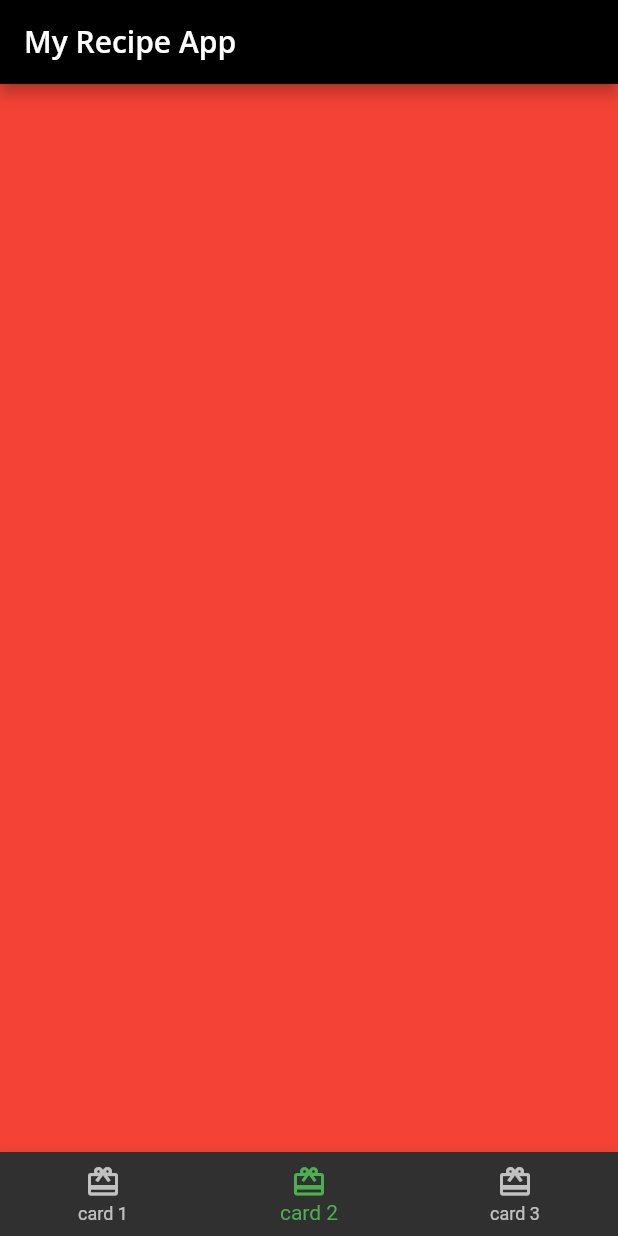
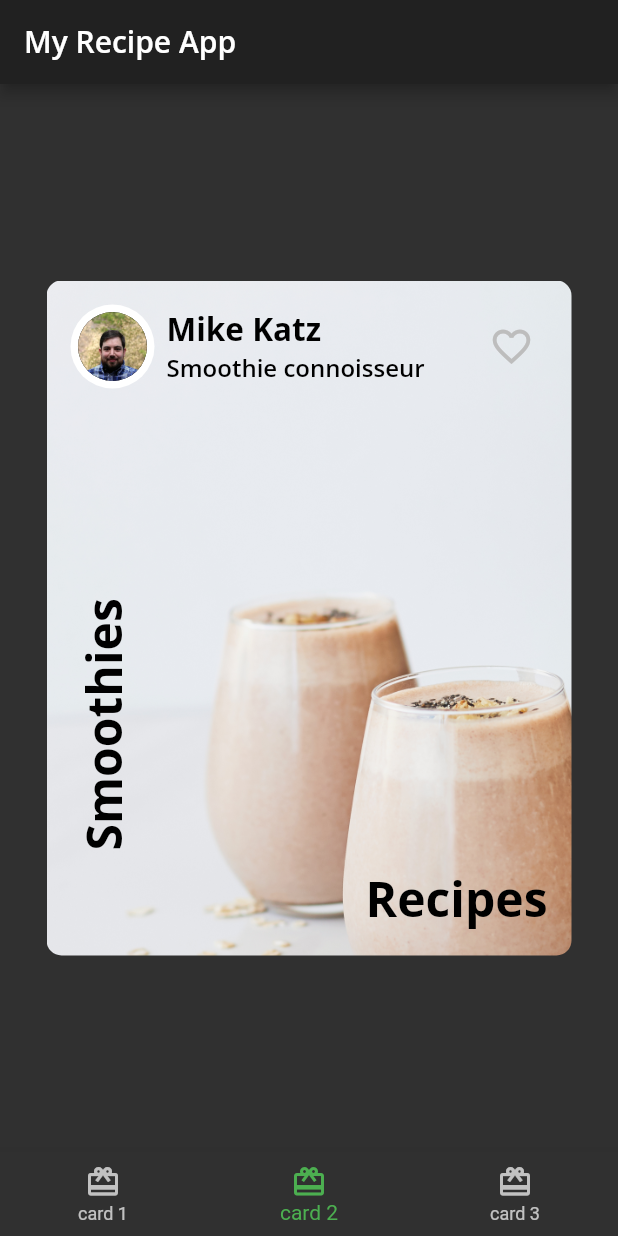
Before and after one commit to princeabdul90/social_recipe_app, a Flutter app: the screen it shows after launch, item 2 of the bottom bar chosen, on a phone screen of 412 x 824 dp. Run offline on Flutter 3.47's test engine with Material 2 defaults, Android fonts, the phone set to English and light mode, and no system bars; our stand-ins replace google_fonts.

Commit message:
card 2 functionality added

```diff
--- /dev/null
+++ b/lib/components/author_card.dart
@@ -0,0 +1,53 @@
+import 'package:flutter/material.dart';
+import 'package:recipe_app/utils/recipe_theme.dart';
+import 'circle_image.dart';
+
+class AuthorCard extends StatelessWidget {
+  const AuthorCard(
+      {Key? key,
+      required this.authorName,
+      required this.title,
+      this.imageProvider})
+      : super(key: key);
+
+  final String authorName;
+  final String title;
+  final ImageProvider? imageProvider;
+
+  @override
+  Widget build(BuildContext context) {
+    return Container(
+      padding: const EdgeInsets.all(16.0),
+      child: Row(
+        mainAxisAlignment: MainAxisAlignment.spaceBetween,
+        children: [
+          Row(
+            children: [
+              CircleImage(imageRadius: 28, imageProvider: imageProvider,),
+              const SizedBox(width: 8,),
+              Column(
+                crossAxisAlignment: CrossAxisAlignment.start,
+                children: [
+                  Text(authorName, style: RecipeTheme.lightThemeText.headline2,),
+                  Text(title, style: RecipeTheme.lightThemeText.headline3,),
+                ],
+              )
+            ],
+          ),
+          //todo: show snackBar when the user tap on favorite button.
+          IconButton(
+            onPressed: () {
+              const snackBar =  SnackBar(content: Text("Favorite Pressed"));
+              ScaffoldMessenger.of(context).showSnackBar(snackBar);
+            },
+            icon: Icon(
+              Icons.favorite_border,
+              size: 30,
+              color: Colors.grey[400],
+            ),
+          ),
+        ],
+      ),
+    );
+  }
+}
--- /dev/null
+++ b/lib/components/card_2.dart
@@ -0,0 +1,54 @@
+import 'package:flutter/material.dart';
+import 'package:recipe_app/utils/recipe_theme.dart';
+import 'author_card.dart';
+
+class Card2 extends StatelessWidget {
+  const Card2({Key? key}) : super(key: key);
+
+  final String authorName = "Mike Katz";
+  final String title = "Smoothie connoisseur";
+
+  @override
+  Widget build(BuildContext context) {
+    return Center(
+        child: Container(
+          constraints: const BoxConstraints.expand(
+            height: 450,
+            width: 350,
+          ),
+          decoration: const BoxDecoration(
+            image: DecorationImage(
+                image: AssetImage("assets/images/mag2.png"),
+              fit: BoxFit.cover
+            ),
+            borderRadius: BorderRadius.all(Radius.circular(10.0)),
+          ),
+          child: Column(
+            children:  [
+              AuthorCard(
+                  authorName: authorName,
+                  title: title,
+                imageProvider: const AssetImage("assets/images/person_katz.jpeg"),
+              ),
+              Expanded(
+                  child: Stack(
+                    children: [
+                      Positioned(
+                          bottom: 16,
+                          right: 16,
+                          child: Text('Recipes', style: RecipeTheme.lightThemeText.headline1,)),
+                      Positioned(
+                          bottom: 70,
+                          left: 16,
+                          child: RotatedBox(
+                              quarterTurns: 3,
+                              child: Text('Smoothies', style: RecipeTheme.lightThemeText.headline1,))),
+                    ],
+                  )
+              ),
+            ],
+          ),
+        ),
+    );
+  }
+}
--- /dev/null
+++ b/lib/components/circle_image.dart
@@ -0,0 +1,24 @@
+import 'package:flutter/material.dart';
+
+class CircleImage extends StatelessWidget {
+  const CircleImage({
+    Key? key,
+    this.imageRadius = 20,
+    this.imageProvider,
+  }) : super(key: key);
+
+  final double imageRadius;
+  final ImageProvider? imageProvider;
+
+  @override
+  Widget build(BuildContext context) {
+    return CircleAvatar(
+      backgroundColor: Colors.white,
+      radius: imageRadius,
+      child: CircleAvatar(
+        radius: imageRadius - 5,
+        backgroundImage: imageProvider,
+      ),
+    );
+  }
+}
--- a/lib/components/components.dart
+++ b/lib/components/components.dart
@@ -1 +1,2 @@
 export 'card_1.dart';
+export 'card_2.dart';
--- a/lib/home_page.dart
+++ b/lib/home_page.dart
@@ -13,8 +13,7 @@ class _HomePageState extends State<HomePage> {
 
   List<Widget> pages = <Widget>[
     const Card1(),
-    //todo: replace with card 2
-    Container(color: Colors.red,),
+    const Card2(),
     //todo: replace with card 3
     Container(color: Colors.lightBlueAccent,),
   ];
--- a/lib/utils/recipe_theme.dart
+++ b/lib/utils/recipe_theme.dart
@@ -82,9 +82,9 @@ class RecipeTheme {
     return ThemeData(
       brightness: Brightness.dark,
       textTheme: darkThemeText,
-      appBarTheme:  const AppBarTheme(
+      appBarTheme:  AppBarTheme(
         foregroundColor: Colors.white,
-        backgroundColor: Colors.black,
+        backgroundColor: Colors.grey[900],
       ),
 
       floatingActionButtonTheme: const FloatingActionButtonThemeData(
```
